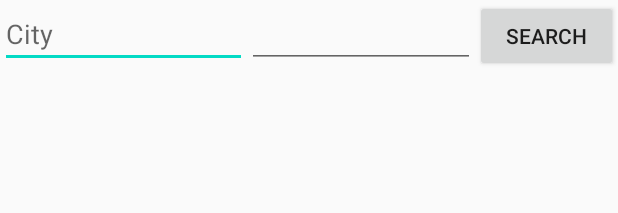
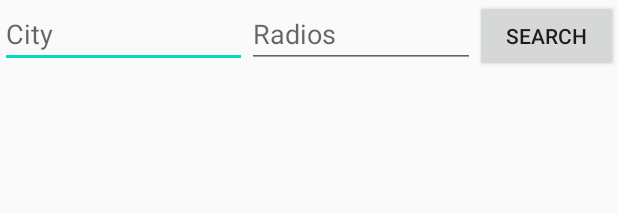
Before and after one commit to li000681/informationApp, an Android app: the layout activity_ticket_master.xml on its own in the app's theme, with its tools: preview values and no code run, on a phone screen of 412 x 824 dp. Shown: the top 213 px of the screen. Run offline under Robolectric (Android 15) with nearby library versions, the phone set to English and light mode, and no system bars.

Commit message:
Finish xml framework

```diff
--- a/app/src/main/res/layout/activity_ticket_master.xml
+++ b/app/src/main/res/layout/activity_ticket_master.xml
@@ -27,7 +27,7 @@
             android:layout_width="145dp"
             android:layout_height="wrap_content"
             android:layout_weight="1"
-            android:hin="Radios" />
+            android:hint="Radios" />
     <Button
         android:id="@+id/button1"
         android:text="SEARCH"
```
